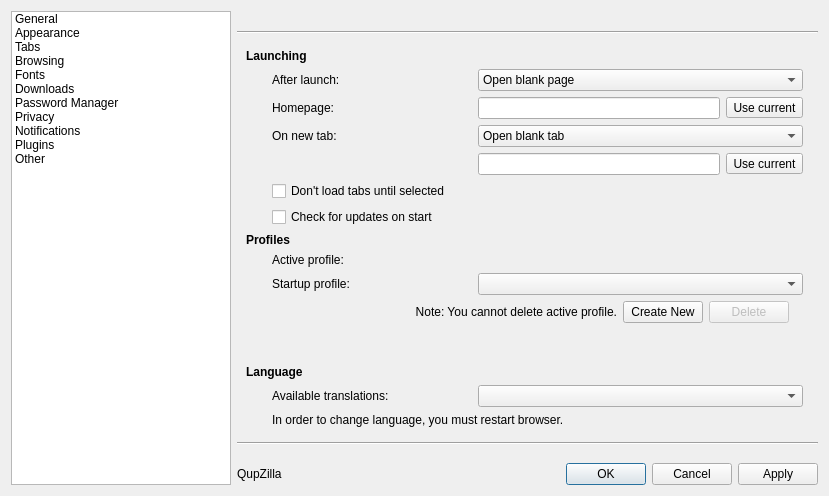
The window that src/lib/preferences/preferences.ui (QupZilla/qupzilla) describes before a commit, drawn with Qt 5.
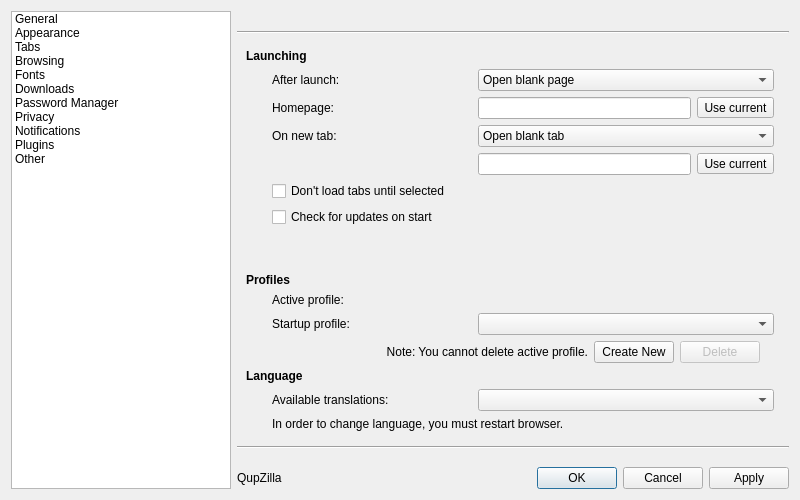
The same window after the commit.

Patch:
```diff
--- a/src/lib/preferences/preferences.ui
+++ b/src/lib/preferences/preferences.ui
@@ -6,10 +6,16 @@
    <rect>
     <x>0</x>
     <y>0</y>
-    <width>829</width>
-    <height>496</height>
+    <width>800</width>
+    <height>500</height>
    </rect>
   </property>
+  <property name="minimumSize">
+   <size>
+    <width>800</width>
+    <height>500</height>
+   </size>
+  </property>
   <property name="windowTitle">
    <string>Preferences</string>
   </property>
@@ -292,24 +298,24 @@
          </item>
         </widget>
        </item>
-       <item row="7" column="0" colspan="2">
+       <item row="8" column="0" colspan="2">
         <widget class="QLabel" name="label_4">
          <property name="text">
           <string>&lt;b&gt;Profiles&lt;/b&gt;</string>
          </property>
         </widget>
        </item>
-       <item row="9" column="1">
+       <item row="10" column="1">
         <widget class="QLabel" name="label_5">
          <property name="text">
           <string>Startup profile:</string>
          </property>
         </widget>
        </item>
-       <item row="9" column="2">
+       <item row="10" column="2">
         <widget class="QComboBox" name="startProfile"/>
        </item>
-       <item row="10" column="1" colspan="3">
+       <item row="11" column="1" colspan="3">
         <widget class="QFrame" name="frame">
          <property name="frameShape">
           <enum>QFrame::NoFrame</enum>
@@ -398,35 +404,35 @@
          </property>
         </widget>
        </item>
-       <item row="8" column="1">
+       <item row="9" column="1">
         <widget class="QLabel" name="label_45">
          <property name="text">
           <string>Active profile:</string>
          </property>
         </widget>
        </item>
-       <item row="8" column="2">
+       <item row="9" column="2">
         <widget class="QLabel" name="activeProfile">
          <property name="text">
           <string/>
          </property>
         </widget>
        </item>
-       <item row="16" column="1" colspan="2">
+       <item row="17" column="1" colspan="2">
         <widget class="QLabel" name="label_17">
          <property name="text">
           <string>In order to change language, you must restart browser.</string>
          </property>
         </widget>
        </item>
-       <item row="12" column="0" colspan="3">
+       <item row="13" column="0" colspan="3">
         <widget class="QLabel" name="label_11">
          <property name="text">
           <string>&lt;b&gt;Language&lt;/b&gt;</string>
          </property>
         </widget>
        </item>
-       <item row="13" column="1">
+       <item row="14" column="1">
         <layout class="QHBoxLayout" name="horizontalLayout_13">
          <item>
           <widget class="QLabel" name="label_16">
@@ -449,22 +455,9 @@
          </item>
         </layout>
        </item>
-       <item row="13" column="2">
+       <item row="14" column="2">
         <widget class="QComboBox" name="languages"/>
        </item>
-       <item row="11" column="1">
-        <spacer name="verticalSpacer_6">
-         <property name="orientation">
-          <enum>Qt::Vertical</enum>
-         </property>
-         <property name="sizeHint" stdset="0">
-          <size>
-           <width>20</width>
-           <height>40</height>
-          </size>
-         </property>
-        </spacer>
-       </item>
        <item row="5" column="1" colspan="2">
         <widget class="QCheckBox" name="dontLoadTabsUntilSelected">
          <property name="text">
@@ -472,6 +465,19 @@
          </property>
         </widget>
        </item>
+       <item row="7" column="0">
+        <spacer name="verticalSpacer_6">
+         <property name="orientation">
+          <enum>Qt::Vertical</enum>
+         </property>
+         <property name="sizeHint" stdset="0">
+          <size>
+           <width>20</width>
+           <height>40</height>
+          </size>
+         </property>
+        </spacer>
+       </item>
       </layout>
      </widget>
      <widget class="QWidget" name="stackedWidgetPage2">
```
Left out of the diff: 3 changed lines with no effect on the pictures.
